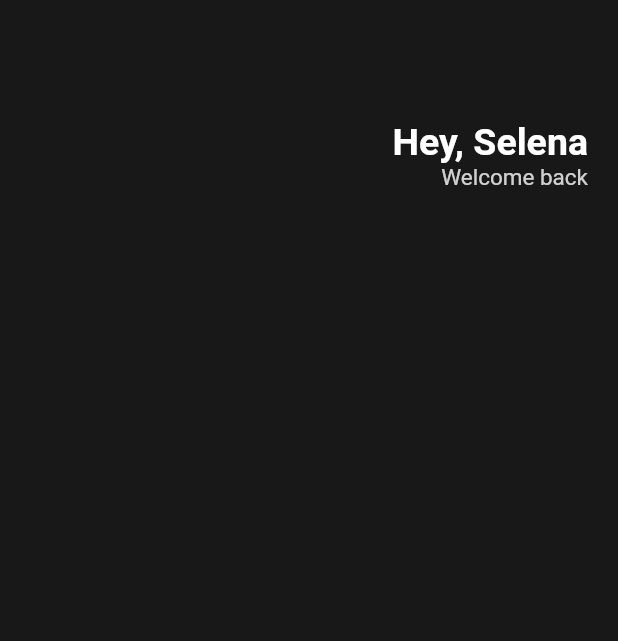
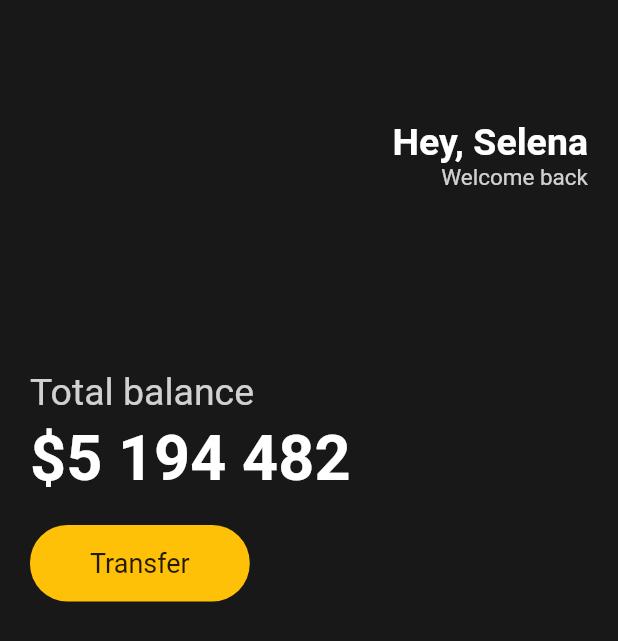
Before and after one commit to chyoni/webtoonapp-flutter, a Flutter app: the screen it shows after launch, on a phone screen of 412 x 824 dp. Shown: the top 641 px of the screen. Run offline on Flutter 3.47's test engine with Material 2 defaults, Android fonts, the phone set to English and light mode, and no system bars.

Commit message:
#03 Widget

```diff
--- a/lib/main.dart
+++ b/lib/main.dart
@@ -13,6 +13,7 @@ class App extends StatelessWidget {
           body: Padding(
             padding: EdgeInsets.symmetric(horizontal: 20),
             child: Column(
+              crossAxisAlignment: CrossAxisAlignment.start,
               children: [
                 SizedBox(
                   height: 80,
@@ -41,7 +42,48 @@ class App extends StatelessWidget {
                       ],
                     )
                   ],
-                )
+                ),
+                SizedBox(
+                  height: 120,
+                ),
+                Text(
+                  "Total balance",
+                  style: TextStyle(
+                    color: Colors.white.withOpacity(0.8),
+                    fontSize: 25,
+                  ),
+                ),
+                SizedBox(
+                  height: 5,
+                ),
+                Text(
+                  "\$5 194 482",
+                  style: TextStyle(
+                    color: Colors.white,
+                    fontWeight: FontWeight.w600,
+                    fontSize: 42,
+                  ),
+                ),
+                SizedBox(
+                  height: 20,
+                ),
+                Row(
+                  children: [
+                    Container(
+                      decoration: BoxDecoration(
+                        borderRadius: BorderRadius.circular(25),
+                        color: Colors.amber,
+                      ),
+                      child: Padding(
+                          padding: EdgeInsets.symmetric(
+                              vertical: 15, horizontal: 40),
+                          child: Text(
+                            "Transfer",
+                            style: TextStyle(fontSize: 18),
+                          )),
+                    ),
+                  ],
+                ),
               ],
             ),
           )),
```
Also changed, not shown: 1 other file.
